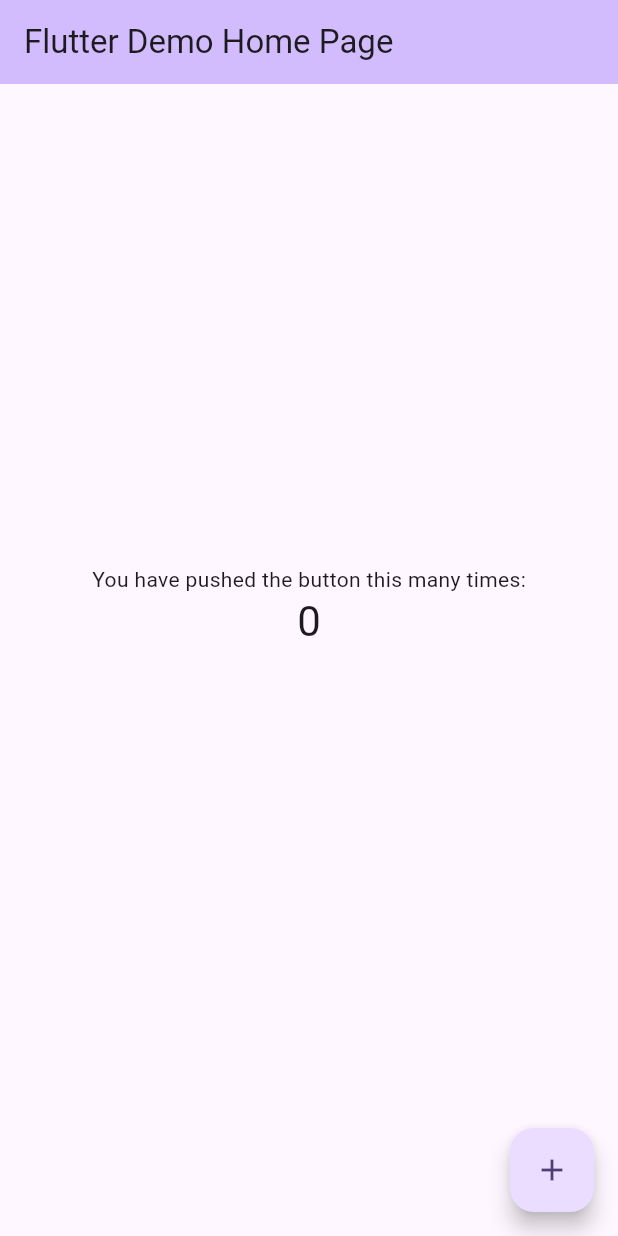
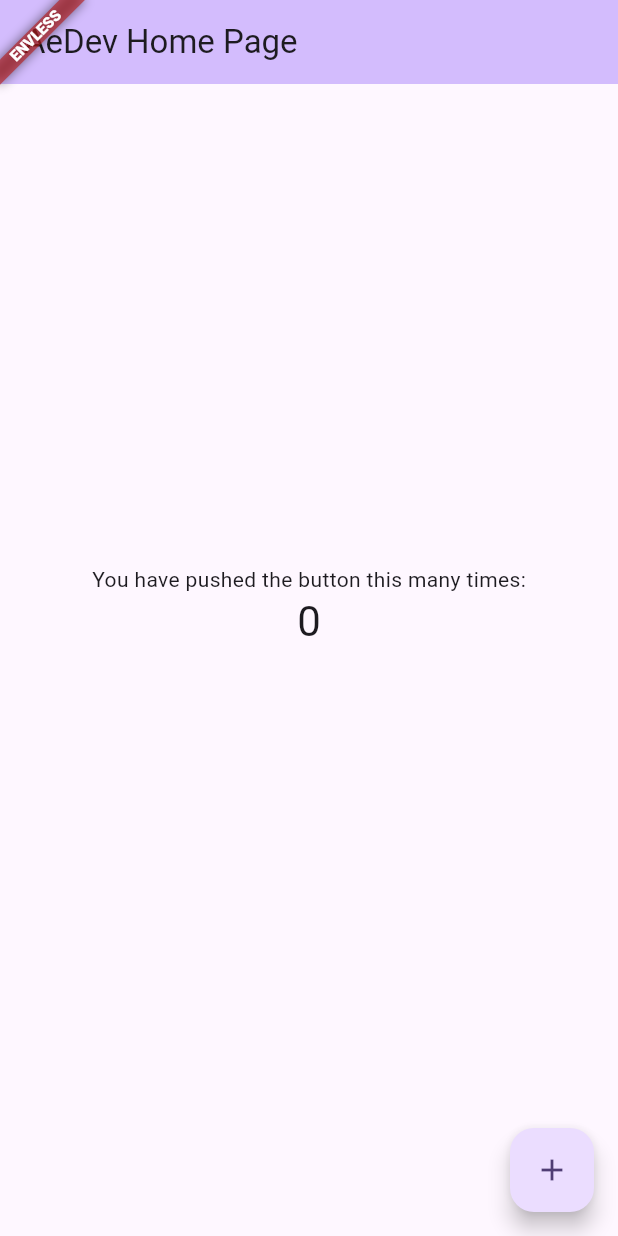
Before and after one commit to quangsuong/flutter_skeleton, a Flutter app: the screen it shows after launch, on a phone screen of 412 x 824 dp. Run offline on Flutter 3.47's test engine with Material 3 defaults, Android fonts, the phone set to English and light mode, and no system bars; our stand-ins replace firebase_core, firebase_messaging, flutter_local_notifications; accounts and stored records are empty.

```diff
--- a/lib/main.dart
+++ b/lib/main.dart
@@ -28,7 +28,22 @@ class MyApp extends StatelessWidget {
         colorScheme: ColorScheme.fromSeed(seedColor: Colors.deepPurple),
         useMaterial3: true,
       ),
-      home: const MyHomePage(title: 'Flutter Demo Home Page'),
+      builder: (context, child) => Env.name != Envs.PRODUCTION
+          ? Env.name.isNotEmpty
+              ? Banner(
+                  message: Env.name.toString(),
+                  textDirection: TextDirection.ltr,
+                  location: BannerLocation.topStart,
+                  child: child,
+                )
+              : Banner(
+                  message: "ENVLESS",
+                  textDirection: TextDirection.ltr,
+                  location: BannerLocation.topStart,
+                  child: child,
+                )
+          : child!,
+      home: const MyHomePage(title: 'AeDev Home Page'),
     );
   }
 }
--- a/pubspec.yaml
+++ b/pubspec.yaml
@@ -16,7 +16,7 @@ publish_to: 'none' # Remove this line if you wish to publish to pub.dev
 # https://developer.apple.com/library/archive/documentation/General/Reference/InfoPlistKeyReference/Articles/CoreFoundationKeys.html
 # In Windows, build-name is used as the major, minor, and patch parts
 # of the product and file versions while build-number is used as the build suffix.
-version: 1.0.0+1
+version: 1.0.0+2
 
 environment:
   sdk: '>=3.4.3 <4.0.0'
```
Also changed, not shown: 12 other files.
